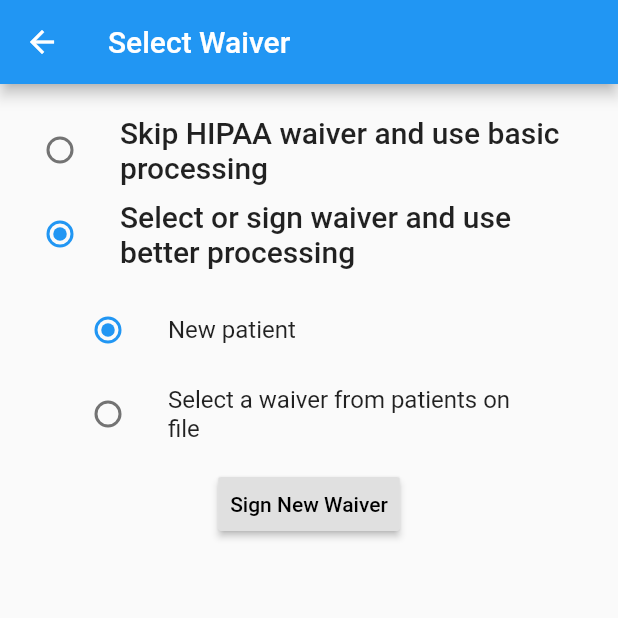
After one commit to RyanRemer/project_apraxia, a Flutter app: the SelectWaiverPage screen opened directly, on a phone screen of 412 x 824 dp, the top half of it. The commit adds this screen. Run offline on Flutter 3.47's test engine with Material 2 defaults, Android fonts, the phone set to English and light mode, and no system bars; our stand-ins replace signature; missing offline and left inert: amazon_cognito_identity_dart_2, audioplayer.

Commit message:
Some code cleanup

```diff
--- a/lib/controller/Auth.dart
+++ b/lib/controller/Auth.dart
@@ -8,6 +8,7 @@ class Auth {
   CognitoUserPool _userPool = new CognitoUserPool(_userPoolId, _clientId);
   CognitoUser _user;
   CognitoUserSession _session;
+  String _userEmail;
 
   Auth._();
 
@@ -83,6 +84,7 @@ class Auth {
 
   Future<void> instantiateUser(String email, {String password}) async {
     this._user = new CognitoUser(email, _userPool);
+    this._userEmail = email;
     if (password != null) {
       await authenticateUser(email, password);
     }
@@ -127,6 +129,8 @@ class Auth {
     return true;
   }
 
+  String get userEmail => _userEmail;
+
   void clearAuth() {
     this._user = null;
     this._session = null;
--- a/lib/model/WaiverFormFields.dart
+++ b/lib/model/WaiverFormFields.dart
@@ -11,12 +11,12 @@ class WaiverFormFields {
   DateTime representativeDate;
 
   String getFormattedSubjectDate() {
-    DateFormat formatter = new DateFormat.yMMMMd("en_US");
+    DateFormat formatter = new DateFormat("MMMM dd, yyyy");
     return formatter.format(researchSubjectDate);
   }
 
   String getFormattedRepresentativeDate() {
-    DateFormat formatter = new DateFormat.yMMMMd("en_US");
+    DateFormat formatter = new DateFormat("MMMM dd, yyyy");
     return formatter.format(representativeDate);
   }
 
--- /dev/null
+++ b/lib/page/SelectWaiverPage.dart
@@ -0,0 +1,195 @@
+import 'package:flutter/material.dart';
+import 'package:project_apraxia/controller/HttpConnector.dart';
+import 'package:project_apraxia/controller/LocalWSDCalculator.dart';
+import 'package:project_apraxia/controller/RemoteWSDCalculator.dart';
+import 'package:project_apraxia/page/AmbiancePage.dart';
+import 'package:project_apraxia/page/WaiverPage.dart';
+
+class SelectWaiverPage extends StatefulWidget {
+  SelectWaiverPage({Key key}) : super(key: key);
+
+  @override
+  _SelectWaiverPageState createState() => _SelectWaiverPageState();
+}
+
+class _SelectWaiverPageState extends State<SelectWaiverPage> {
+  bool _waiver = true;
+  List<dynamic> _patients = new List<dynamic>(0);
+  bool _newPatient = true;
+  int _oldPatientSelected = -1;
+  String _patientName = '';
+  String _patientEmail = '';
+
+  @override
+  void initState() {
+    super.initState();
+  }
+
+  @override
+  Widget build(BuildContext context) {
+    return Scaffold(
+      appBar: AppBar(
+        title: Text("Select Waiver"),
+      ),
+      body: Column(
+        children: <Widget>[
+          Padding(
+            child: Container(),
+            padding: EdgeInsets.only(top: 16.0),
+          ),
+          ListTile(
+            title: Text('Skip HIPAA waiver and use basic processing', style: Theme.of(context).textTheme.title),
+            leading: Radio(
+              value: false,
+              groupValue: _waiver,
+              onChanged: (bool value) {
+                setState(() {
+                  _waiver = value;
+                  _newPatient = false;
+                  _oldPatientSelected = -1;
+                });
+              },
+            ),
+          ),
+          ListTile(
+            title: Text('Select or sign waiver and use better processing', style: Theme.of(context).textTheme.title),
+            leading: Radio(
+              value: true,
+              groupValue: _waiver,
+              onChanged: (bool value) {
+                setState(() { _waiver = value; });
+              },
+            ),
+          ),
+          _waiver ? Padding(
+            padding: EdgeInsets.only(left: 32.0, top: 8.0, right: 32.0),
+            child: Column(
+              children: <Widget>[
+                ListTile(
+                  title: const Text('New patient'),
+                  leading: Radio(
+                    value: true,
+                    groupValue: _newPatient,
+                    onChanged: (bool value) {
+                      setState(() {
+                        _newPatient = value;
+                        _oldPatientSelected = -1;
+                      });
+                    },
+                  ),
+                ),
+                ListTile(
+                  title: const Text('Select a waiver from patients on file'),
+                  leading: Radio(
+                    value: false,
+                    groupValue: _newPatient,
+                    onChanged: (bool value) {
+                      setState(() { _newPatient = value; });
+                    },
+                  ),
+                ),
+                _newPatient ? Container() :
+                Column(
+                  children: <Widget>[
+                    ListTile(
+                        title: TextFormField(
+                          initialValue: _patientName,
+                          decoration: InputDecoration(labelText: "Patient Name"),
+                          onChanged: (String name) {
+                            _patientName = name;
+                          },
+                        )
+                    ),
+                    ListTile(
+                        title: TextFormField(
+                          initialValue: _patientEmail,
+                          decoration: InputDecoration(labelText: "Patient Email"),
+                          onChanged: (String email) {
+                            _patientEmail = email;
+                          },
+                        )
+                    ),
+                    RaisedButton(
+                        child: const Text("Search"),
+                        onPressed: () async {
+                          var tmp = await loadPatients(_patientName, _patientEmail);
+                          setState(() {
+                            _patients = tmp;
+                          });
+                        }
+                    ),
+                    (_patients.length > 0) ?
+                    ListTile(
+                      title: Text('Name: ' + _patients[0]['subjectName'] + '\nEmail: ' + _patients[0]['subjectEmail']),
+                      leading: Radio(
+                        value: 0,
+                        groupValue: _oldPatientSelected,
+                        onChanged: (int value) {
+                          setState(() {
+                            _oldPatientSelected = value;
+                          });
+                        },
+                      ),
+                    ) : Container()
+                  ],
+                )
+              ],
+            )
+          ) : Container(),
+          Align(
+            alignment: Alignment.bottomCenter,
+            child: ButtonBar(
+              children: <Widget>[
+                _waiver ? Container() :
+                RaisedButton(
+                  child: Text("Skip Waiver - Basic Processing"),
+                  onPressed: () => _startLocalTest(context),
+                ),
+                (_waiver && _newPatient) ?
+                RaisedButton(
+                  child: Text("Sign New Waiver"),
+                  onPressed: () => _goToWaiverPage(context),
+                ) : Container(),
+                (_waiver && !_newPatient && _oldPatientSelected != -1) ?
+                RaisedButton(
+                  child: Text("Use This Waiver"),
+                  onPressed: () => _startRemoteTest(context),
+                ) : Container(),
+              ],
+              alignment: MainAxisAlignment.center,
+            )
+          )
+        ],
+      )
+    );
+  }
+
+  Future<List<dynamic>> loadPatients(String subjectName, String subjectEmail) async {
+    HttpConnector connector = new HttpConnector.instance();
+    List<dynamic> result = await connector.getWaiversOnFile(subjectName.trim(), subjectEmail.trim().toLowerCase());
+    return result;
+  }
+
+  void _startLocalTest(BuildContext context) {
+    Navigator.pushReplacement(context, MaterialPageRoute(builder: (context) {
+      return AmbiancePage(
+        wsdCalculator: new LocalWSDCalculator(),
+      );
+    }));
+  }
+
+  void _goToWaiverPage(BuildContext context) {
+    Navigator.pushReplacement(context, MaterialPageRoute(builder: (context) {
+      return WaiverPage();
+    }));
+  }
+
+  void _startRemoteTest(BuildContext context) {
+    Navigator.pushReplacement(context, MaterialPageRoute(builder: (context) {
+      return AmbiancePage(
+        wsdCalculator: new RemoteWSDCalculator(),
+      );
+    }));
+  }
+
+}
```
Also changed, not shown: lib/controller/HttpConnector.dart (+16 -3 lines), lib/page/LandingPage.dart (+2 -6 lines), lib/page/WaiverPage.dart (+0 -14 lines), lib/widget/form/WaiverForm.dart (+14 -7 lines).
